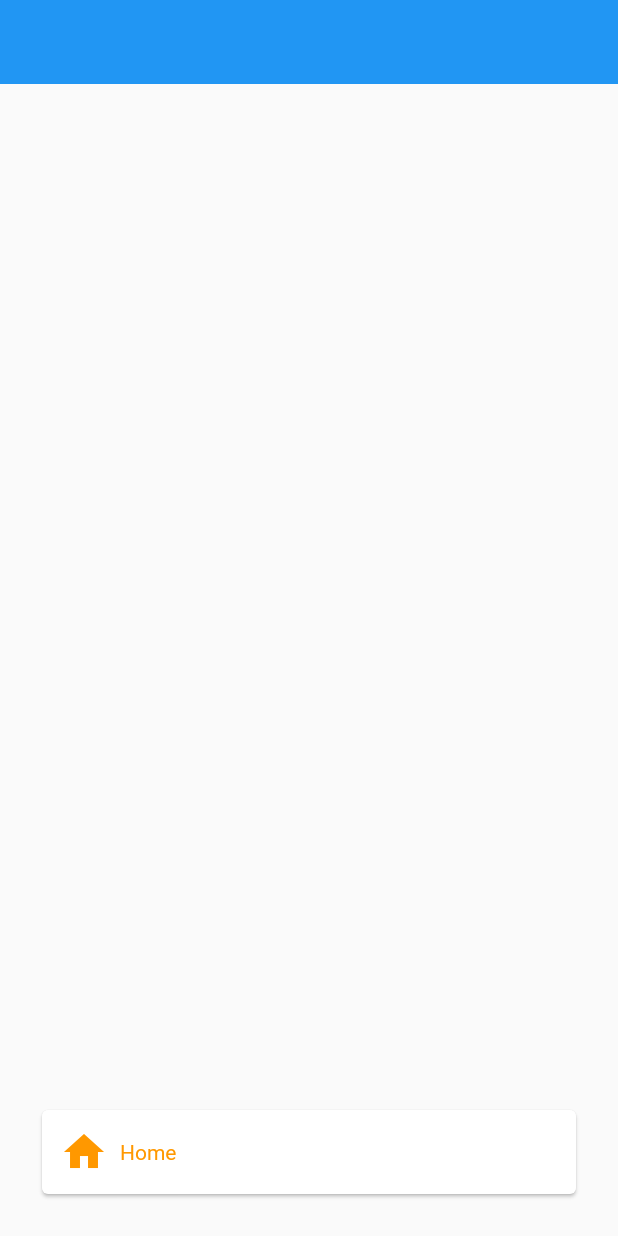
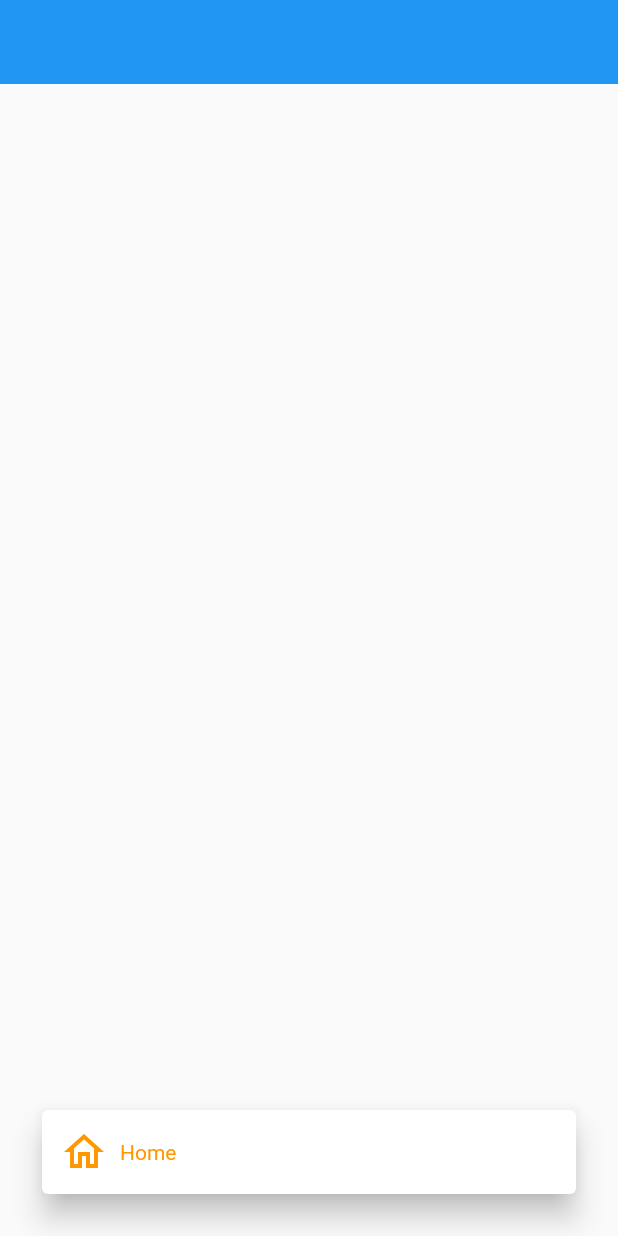
Before and after one commit to JAICHANGPARK/flutter_notebook_10th_story, a Flutter app: the screen it shows after launch, on a phone screen of 412 x 824 dp. Run offline on Flutter 3.47's test engine with Material 2 defaults, Android fonts, the phone set to English and light mode, and no system bars.

Commit message:
Update yoga_home_page.dart

```diff
--- a/lib/ep657_yoga_app/ui/yoga_home_page.dart
+++ b/lib/ep657_yoga_app/ui/yoga_home_page.dart
@@ -25,19 +25,21 @@ class _YogaHomePageState extends State<YogaHomePage> {
             right: 24,
             bottom: 24,
             child: Card(
+              elevation: 8,
               child: Padding(
                 padding: const EdgeInsets.all(4.0),
                 child: Row(
                   children: [
                     IconButton(
-                      icon: Icon(Icons.home),
-color: Colors.orange,
+                      icon: Icon(Icons.home_outlined),
+                      color: Colors.orange,
                       iconSize: 32,
-                      onPressed: () {  },
+                      onPressed: () {},
                     ),
-                    Text("Home", style: TextStyle(
-                      color: Colors.orange
-                    ),)
+                    Text(
+                      "Home",
+                      style: TextStyle(color: Colors.orange),
+                    )
                   ],
                 ),
               ),
```
